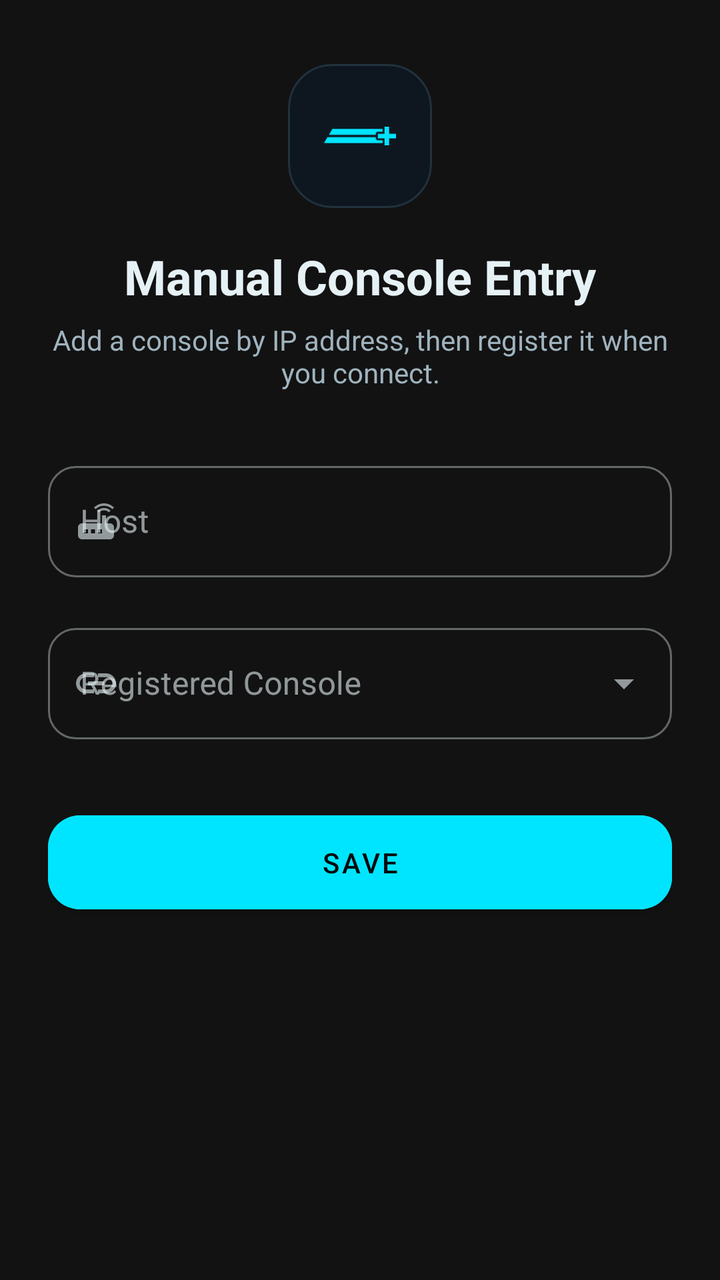
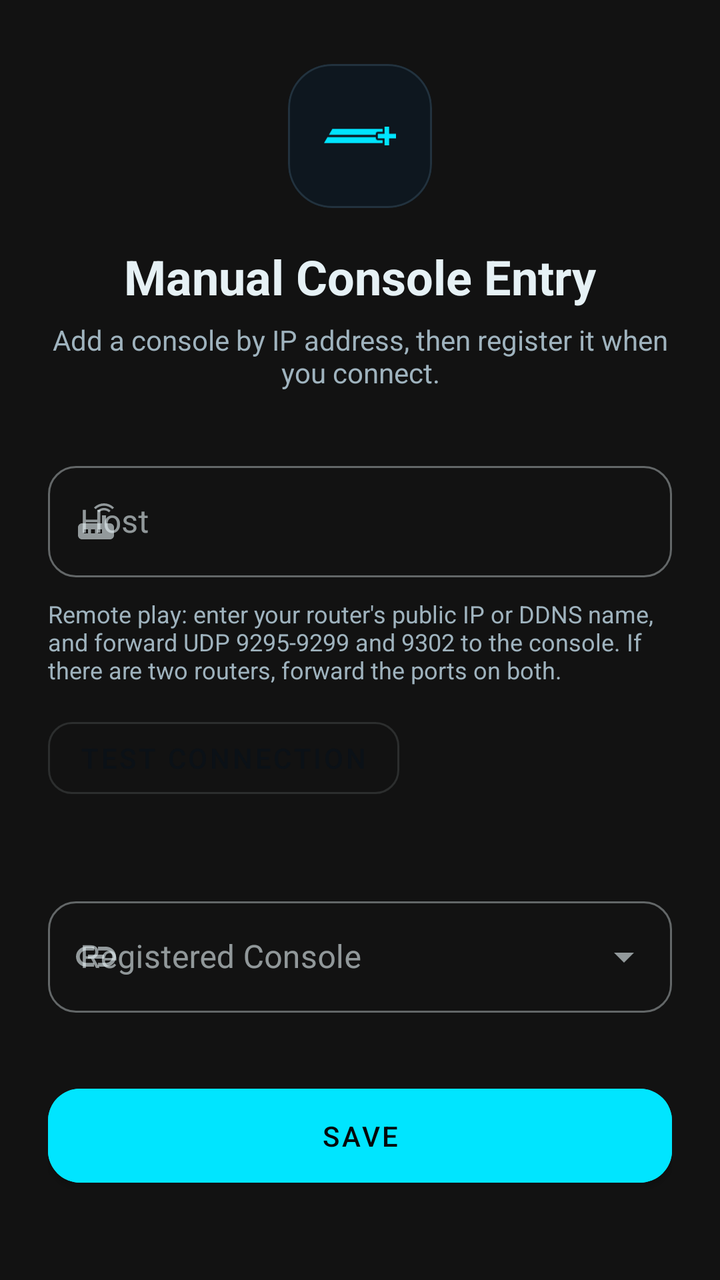

The first picture is an Android layout as it rendered before a commit; the second is the same layout after the commit. The layout source and the unified diff follow.
<!-- AndroidManifest.xml: application theme AppTheme -->
<!-- res/layout/activity_edit_manual.xml -->
<?xml version="1.0" encoding="utf-8"?>
<ScrollView xmlns:android="http://schemas.android.com/apk/res/android"
    xmlns:app="http://schemas.android.com/apk/res-auto"
    android:id="@+id/rootLayout"
    android:layout_width="match_parent"
    android:layout_height="match_parent"
    android:background="?android:attr/colorBackground"
    android:fitsSystemWindows="true"
    android:scrollbars="none">

    <LinearLayout
        android:layout_width="match_parent"
        android:layout_height="wrap_content"
        android:gravity="center_horizontal"
        android:orientation="vertical"
        android:paddingStart="24dp"
        android:paddingTop="32dp"
        android:paddingEnd="24dp"
        android:paddingBottom="32dp">

        <com.google.android.material.card.MaterialCardView
            android:layout_width="72dp"
            android:layout_height="72dp"
            app:cardBackgroundColor="?attr/colorSurface"
            app:cardCornerRadius="22dp"
            app:cardElevation="0dp"
            app:strokeColor="?attr/colorOutline"
            app:strokeWidth="1dp">

            <ImageView
                android:id="@+id/iconImageView"
                android:layout_width="36dp"
                android:layout_height="36dp"
                android:layout_gravity="center"
                android:contentDescription="@null"
                android:src="@drawable/ic_add_manual"
                app:tint="?attr/colorAccent" />
        </com.google.android.material.card.MaterialCardView>

        <com.google.android.material.textview.MaterialTextView
            android:id="@+id/titleTextView"
            android:layout_width="wrap_content"
            android:layout_height="wrap_content"
            android:layout_marginTop="18dp"
            android:text="@string/title_edit_manual"
            android:textColor="?attr/colorOnSurface"
            android:textSize="24sp"
            android:textStyle="bold" />

        <com.google.android.material.textview.MaterialTextView
            android:layout_width="wrap_content"
            android:layout_height="wrap_content"
            android:layout_marginTop="6dp"
            android:gravity="center"
            android:text="@string/edit_manual_subtitle"
            android:textColor="?attr/colorOnSurfaceVariant"
            android:textSize="14sp" />

        <com.google.android.material.textfield.TextInputLayout
            android:id="@+id/hostTextInputLayout"
            style="@style/Widget.MaterialComponents.TextInputLayout.OutlinedBox"
            android:layout_width="match_parent"
            android:layout_height="wrap_content"
            android:layout_marginTop="32dp"
            android:hint="@string/hint_regist_host"
            app:boxCornerRadiusBottomEnd="14dp"
            app:boxCornerRadiusBottomStart="14dp"
            app:boxCornerRadiusTopEnd="14dp"
            app:boxCornerRadiusTopStart="14dp"
            app:startIconDrawable="@drawable/ic_host">

            <com.google.android.material.textfield.TextInputEditText
                android:id="@+id/hostEditText"
                android:layout_width="match_parent"
                android:layout_height="wrap_content"
                android:inputType="textNoSuggestions|textVisiblePassword"
                android:maxLines="1" />
        </com.google.android.material.textfield.TextInputLayout>

        <com.google.android.material.textfield.TextInputLayout
            android:id="@+id/registeredHostTextInputLayout"
            style="@style/Widget.MaterialComponents.TextInputLayout.OutlinedBox.ExposedDropdownMenu"
            android:layout_width="match_parent"
            android:layout_height="wrap_content"
            android:layout_marginTop="20dp"
            android:hint="@string/hint_add_manual_regist_host"
            app:boxCornerRadiusBottomEnd="14dp"
            app:boxCornerRadiusBottomStart="14dp"
            app:boxCornerRadiusTopEnd="14dp"
            app:boxCornerRadiusTopStart="14dp"
            app:startIconDrawable="@drawable/ic_register">

            <AutoCompleteTextView
                android:id="@+id/registeredHostTextView"
                android:layout_width="match_parent"
                android:layout_height="wrap_content"
                android:editable="false"
                android:maxLines="1" />
        </com.google.android.material.textfield.TextInputLayout>

        <com.google.android.material.button.MaterialButton
            android:id="@+id/saveButton"
            style="@style/MageTheme.Button"
            android:layout_width="match_parent"
            android:layout_height="wrap_content"
            android:layout_marginTop="32dp"
            android:paddingTop="14dp"
            android:paddingBottom="14dp"
            android:text="@string/action_add_manual_save" />

    </LinearLayout>
</ScrollView>
<!-- resources referenced by this layout -->
<resources>
  <string name="action_add_manual_save">Save</string>
  <string name="edit_manual_subtitle">Add a console by IP address, then register it when you connect.</string>
  <string name="hint_add_manual_regist_host">Registered Console</string>
  <string name="hint_regist_host">Host</string>
  <string name="title_edit_manual">Manual Console Entry</string>
  <style name="MageTheme.Button" parent="Widget.MaterialComponents.Button">
          <item name="tint">?attr/colorOnSecondary</item>
          <item name="android:backgroundTint">?attr/colorSecondary</item>
          <item name="android:textColor">?attr/colorOnSecondary</item>
          <item name="iconTint">?attr/colorOnSecondary</item>
          <item name="cornerRadius">16dp</item>
      </style>
  <color name="primary">#0B1117</color>
  <color name="primary_dark">#05080B</color>
  <color name="accent">#00E5FF</color>
  <color name="on_surface">#E6F1F5</color>
  <color name="background">#05080B</color>
  <color name="surface">#0E171F</color>
  <color name="on_surface_variant">#9FB3BE</color>
  <color name="outline">#22323E</color>
  <color name="error">#FF5C7A</color>
  <style name="AppTheme.AlertDialog" parent="Theme.MaterialComponents.Dialog.Alert">
          <item name="android:textColorPrimary">@android:color/primary_text_dark</item>
          <item name="materialButtonStyle">@style/AppTheme.AlertDialog.Button</item>
      </style>
  <style name="AppTheme.AlertDialog.NonMaterial" parent="Theme.AppCompat.Dialog.Alert">
          <item name="android:textColorPrimary">@android:color/primary_text_dark</item>
          <item name="materialButtonStyle">@style/AppTheme.AlertDialog.Button</item>
          <item name="colorControlActivated">@color/accent</item>
      </style>
  <style name="ShapeAppearance.Anomaly.Small" parent="ShapeAppearance.MaterialComponents.SmallComponent">
          <item name="cornerFamily">rounded</item>
          <item name="cornerSize">12dp</item>
      </style>
  <style name="ShapeAppearance.Anomaly.Medium" parent="ShapeAppearance.MaterialComponents.MediumComponent">
          <item name="cornerFamily">rounded</item>
          <item name="cornerSize">18dp</item>
      </style>
  <style name="ShapeAppearance.Anomaly.Large" parent="ShapeAppearance.MaterialComponents.LargeComponent">
          <item name="cornerFamily">rounded</item>
          <item name="cornerSize">24dp</item>
      </style>
  <style name="PreferenceThemeOverlay.Anomaly" parent="PreferenceThemeOverlay">
          <item name="android:listSeparatorTextViewStyle">@style/Preference.Anomaly.Separator</item>
          <item name="android:textColorPrimary">?attr/colorOnSurface</item>
          <item name="android:textColorSecondary">?attr/colorOnSurfaceVariant</item>
      </style>
  <style name="AppTheme.PopupMenu" parent="Widget.MaterialComponents.PopupMenu">
          <item name="android:popupBackground">@drawable/bg_popup_menu</item>
      </style>
  <style name="AppTheme.AlertDialog.Button" parent="Widget.MaterialComponents.Button.TextButton.Dialog">
          <item name="android:textColor">@color/accent</item>
      </style>
  <!-- drawable bg_popup_menu (drawable) -->
  <?xml version="1.0" encoding="utf-8"?>
  <shape xmlns:android="http://schemas.android.com/apk/res/android"
      android:shape="rectangle">
      <solid android:color="?attr/colorSurface" />
      <corners android:radius="14dp" />
      <stroke
          android:width="1dp"
          android:color="?attr/colorOutline" />
  </shape>
  <!-- unchanged entries left out for length: 5 -->
</resources>

<!-- the commit's change to res/layout/activity_edit_manual.xml (unified diff, before → after) -->
@@ -77,6 +77,32 @@
                 android:maxLines="1" />
         </com.google.android.material.textfield.TextInputLayout>
 
+        <com.google.android.material.textview.MaterialTextView
+            android:id="@+id/remoteHintTextView"
+            android:layout_width="match_parent"
+            android:layout_height="wrap_content"
+            android:layout_marginTop="10dp"
+            android:text="@string/edit_manual_remote_hint"
+            android:textColor="?attr/colorOnSurfaceVariant"
+            android:textSize="12sp" />
+
+        <com.google.android.material.button.MaterialButton
+            android:id="@+id/testConnectionButton"
+            style="@style/Widget.MaterialComponents.Button.OutlinedButton"
+            android:layout_width="wrap_content"
+            android:layout_height="wrap_content"
+            android:layout_gravity="start"
+            android:layout_marginTop="12dp"
+            android:text="@string/action_test_connection" />
+
+        <com.google.android.material.textview.MaterialTextView
+            android:id="@+id/testResultTextView"
+            android:layout_width="match_parent"
+            android:layout_height="wrap_content"
+            android:layout_marginTop="6dp"
+            android:textColor="?attr/colorOnSurfaceVariant"
+            android:textSize="12sp" />
+
         <com.google.android.material.textfield.TextInputLayout
             android:id="@+id/registeredHostTextInputLayout"
             style="@style/Widget.MaterialComponents.TextInputLayout.OutlinedBox.ExposedDropdownMenu"
<!-- resource entries referenced after the edit -->
@@ -1,6 +1,8 @@
 <!-- resources referenced by this layout -->
 <resources>
   <string name="action_add_manual_save">Save</string>
+  <string name="action_test_connection">Test connection</string>
+  <string name="edit_manual_remote_hint">Remote play: enter your router\'s public IP or DDNS name, and forward UDP 9295-9299 and 9302 to the console. If there are two routers, forward the ports on both.</string>
   <string name="edit_manual_subtitle">Add a console by IP address, then register it when you connect.</string>
   <string name="hint_add_manual_regist_host">Registered Console</string>
   <string name="hint_regist_host">Host</string>
